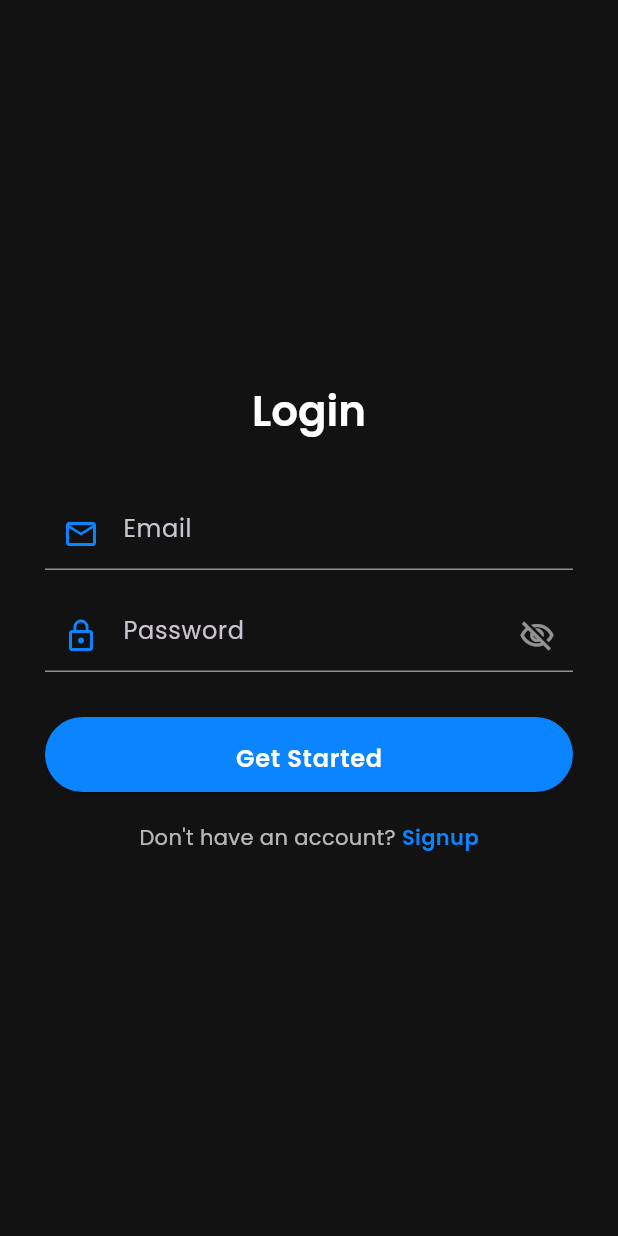
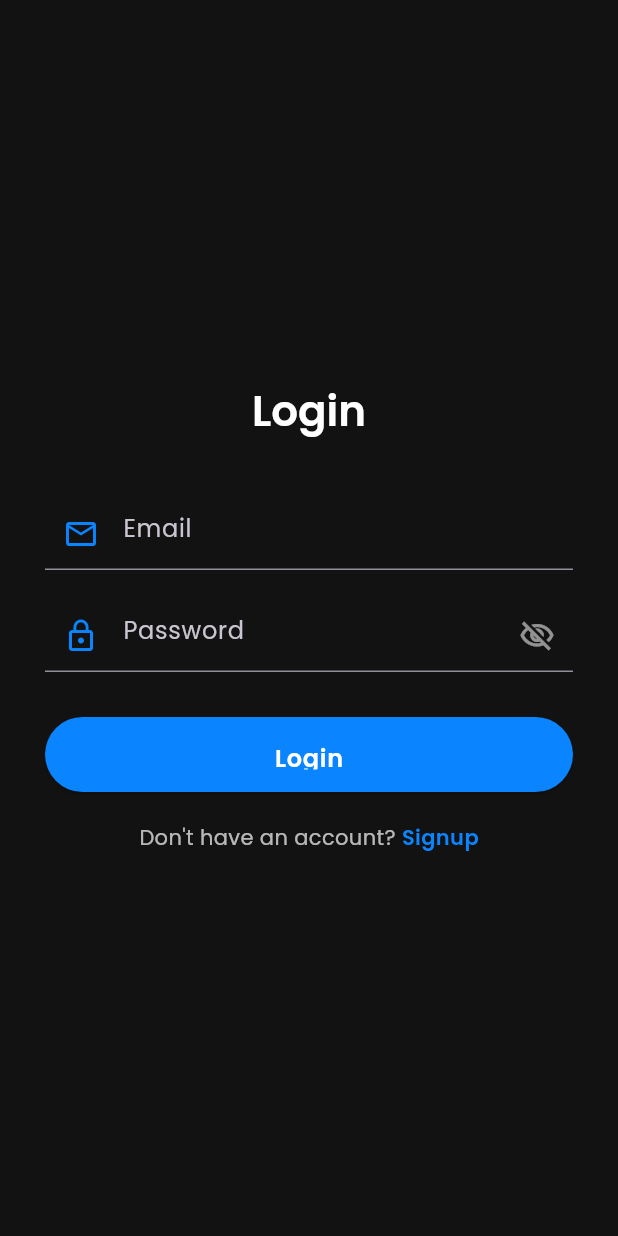
Before and after one commit to DaffaDaff/nexstep, a Flutter app: the screen it shows after launch, after a tap on "Get Started", on a phone screen of 412 x 824 dp. Run offline on Flutter 3.47's test engine with Material 3 defaults, Android fonts, the phone set to English and light mode, and no system bars; our stand-ins replace geolocator, google_fonts, percent_indicator, sensors_plus, shared_preferences, supabase_flutter; missing offline and left inert: openrouter_api; accounts and stored records are empty.

Commit message:
feat: implement login

```diff
--- a/lib/pages/login_page.dart
+++ b/lib/pages/login_page.dart
@@ -2,6 +2,8 @@ import 'package:flutter/material.dart';
 import 'package:nexstep/components/button.dart';
 import 'package:nexstep/components/text_field.dart';
 import 'package:nexstep/theme/main_theme.dart';
+import 'package:shared_preferences/shared_preferences.dart';
+import 'package:supabase_flutter/supabase_flutter.dart';
 
 class LoginPage extends StatefulWidget {
   const LoginPage({super.key});
@@ -11,7 +13,51 @@ class LoginPage extends StatefulWidget {
 }
 
 class _LoginPageState extends State<LoginPage> {
+  final TextEditingController _emailController = TextEditingController();
+  final TextEditingController _passwordController = TextEditingController();
   bool _obscurePassword = true;
+  String? _errorMessage; // To display error messages
+
+  Future<void> _saveUserId(String userId) async {
+    final prefs = await SharedPreferences.getInstance();
+    await prefs.setString(
+      'user_id',
+      userId,
+    ); // Save user ID in SharedPreferences
+  }
+
+  Future<void> _login() async {
+    setState(() => _errorMessage = null);
+
+    final email = _emailController.text.trim();
+    final password = _passwordController.text.trim();
+
+    if (email.isEmpty || password.isEmpty) {
+      setState(() => _errorMessage = 'Please fill in both fields.');
+      return;
+    }
+
+    try {
+      final AuthResponse response = await Supabase.instance.client.auth
+          .signInWithPassword(email: email, password: password);
+
+      if (response.session != null) {
+        // Save user ID locally
+        await _saveUserId(response.session!.user.id);
+
+        // Navigate to main page
+        Navigator.pushNamedAndRemoveUntil(
+          context,
+          '/main-nav',
+          (Route<dynamic> route) => false,
+        );
+      }
+    } on AuthException catch (e) {
+      setState(() => _errorMessage = e.message);
+    } catch (e) {
+      setState(() => _errorMessage = 'Unexpected error. Please try again.');
+    }
+  }
 
   @override
   Widget build(BuildContext context) {
@@ -36,7 +82,8 @@ class _LoginPageState extends State<LoginPage> {
                 const SizedBox(height: 40),
 
                 // Email
-                const NexStepTextField(
+                NexStepTextField(
+                  controller: _emailController,
                   hintText: 'Email',
                   prefixIcon: Icons.email_outlined,
                   keyboardType: TextInputType.emailAddress,
@@ -46,6 +93,7 @@ class _LoginPageState extends State<LoginPage> {
 
                 // Password
                 NexStepTextField(
+                  controller: _passwordController,
                   hintText: 'Password',
                   prefixIcon: Icons.lock_outline,
                   obscureText: _obscurePassword,
@@ -66,20 +114,24 @@ class _LoginPageState extends State<LoginPage> {
 
                 const SizedBox(height: 30),
 
+                // Error Message Display
+                if (_errorMessage != null)
+                  Padding(
+                    padding: const EdgeInsets.only(bottom: 20.0),
+                    child: Text(
+                      _errorMessage!,
+                      style: TextStyle(
+                        color: Colors.red,
+                        fontWeight: FontWeight.w500,
+                      ),
+                    ),
+                  ),
+
                 // Login Button
                 SizedBox(
                   width: double.infinity,
                   height: 50,
-                  child: NexStepButton(
-                    text: 'Get Started',
-                    onPressed: () {
-                      Navigator.pushNamedAndRemoveUntil(
-                        context,
-                        '/main-nav',
-                        (Route<dynamic> route) => false,
-                      );
-                    },
-                  ),
+                  child: NexStepButton(text: 'Login', onPressed: _login),
                 ),
 
                 const SizedBox(height: 20),
```
